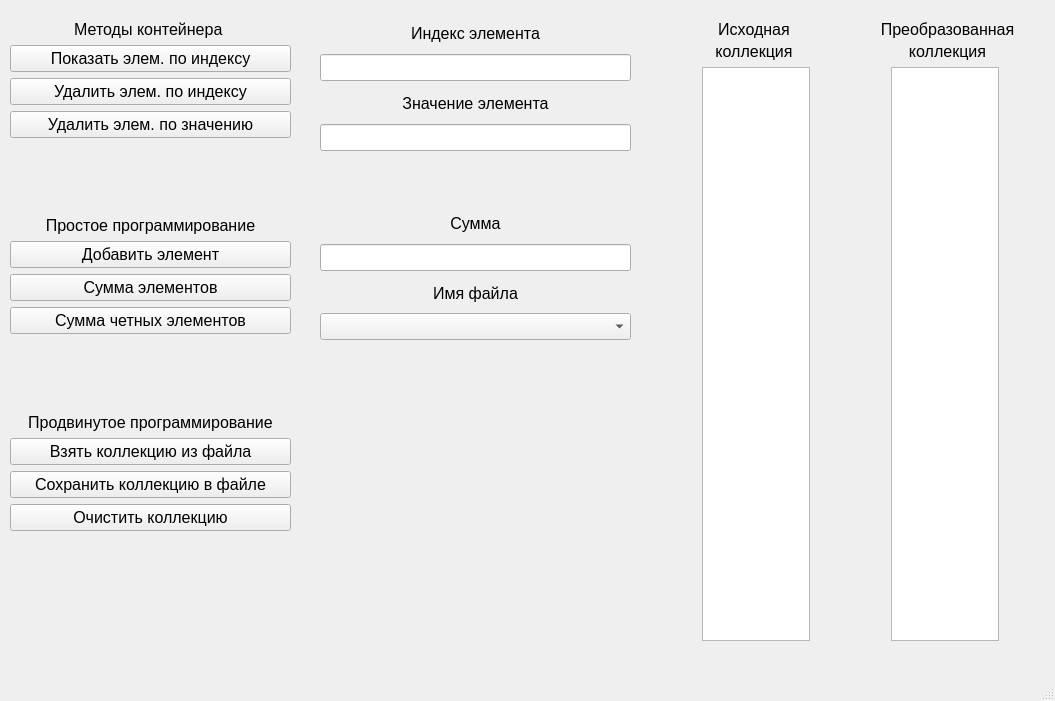
Before: the Qt Designer form laba_5/mainwindow.ui in Paracelzis/QtProjects, drawn with Qt 5.
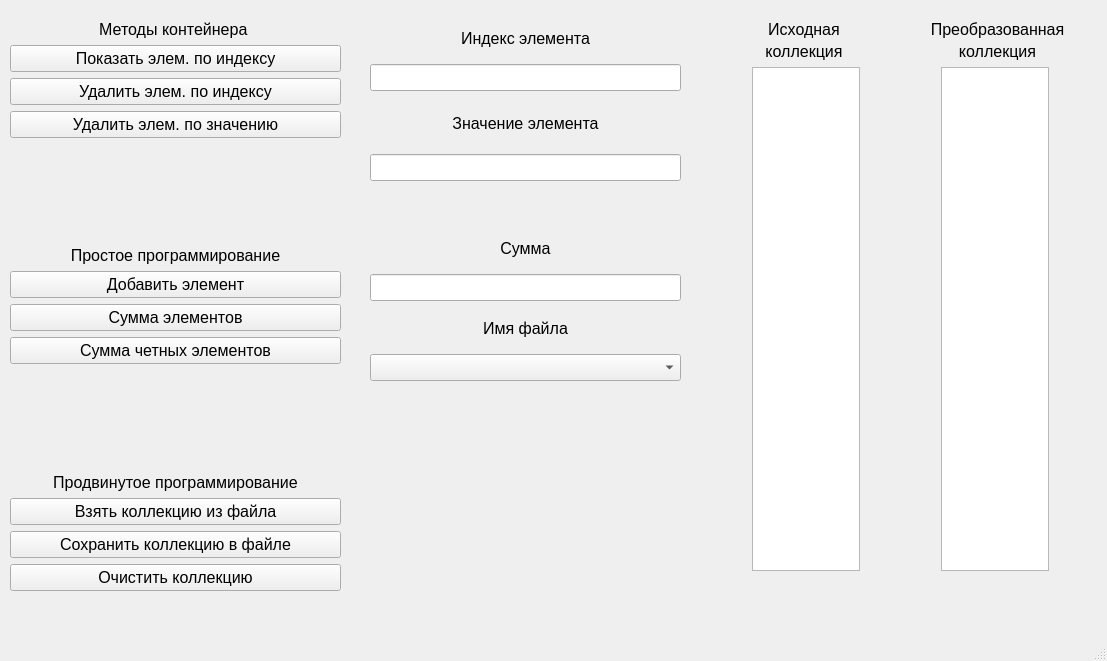
After: the same form once the commit is applied.

Commit message:
5 лаба
Доделал поиск по индексу и удаление элемента по индексу с динамическим
отображением в listWidget-e.

```diff
--- a/laba_5/mainwindow.ui
+++ b/laba_5/mainwindow.ui
@@ -6,14 +6,14 @@
    <rect>
     <x>0</x>
     <y>0</y>
-    <width>1055</width>
-    <height>701</height>
+    <width>1107</width>
+    <height>661</height>
    </rect>
   </property>
   <property name="minimumSize">
    <size>
-    <width>1055</width>
-    <height>701</height>
+    <width>1107</width>
+    <height>661</height>
    </size>
   </property>
   <property name="font">
@@ -24,14 +24,17 @@
   <property name="windowTitle">
    <string>Макаров А.К. 4133К</string>
   </property>
+  <property name="autoFillBackground">
+   <bool>false</bool>
+  </property>
   <widget class="QWidget" name="centralwidget">
    <widget class="QWidget" name="layoutWidget">
     <property name="geometry">
      <rect>
-      <x>320</x>
-      <y>280</y>
+      <x>370</x>
+      <y>310</y>
       <width>311</width>
-      <height>60</height>
+      <height>71</height>
      </rect>
     </property>
     <layout class="QVBoxLayout" name="verticalLayout_4">
@@ -50,10 +53,10 @@
    <widget class="QWidget" name="layoutWidget">
     <property name="geometry">
      <rect>
-      <x>660</x>
+      <x>710</x>
       <y>20</y>
       <width>381</width>
-      <height>621</height>
+      <height>551</height>
      </rect>
     </property>
     <layout class="QVBoxLayout" name="verticalLayout_10">
@@ -154,10 +157,10 @@
    <widget class="QWidget" name="layoutWidget">
     <property name="geometry">
      <rect>
-      <x>320</x>
+      <x>370</x>
       <y>20</y>
       <width>311</width>
-      <height>61</height>
+      <height>71</height>
      </rect>
     </property>
     <layout class="QVBoxLayout" name="verticalLayout_5">
@@ -176,10 +179,10 @@
    <widget class="QWidget" name="layoutWidget">
     <property name="geometry">
      <rect>
-      <x>320</x>
-      <y>90</y>
+      <x>370</x>
+      <y>100</y>
       <width>311</width>
-      <height>61</height>
+      <height>81</height>
      </rect>
     </property>
     <layout class="QVBoxLayout" name="verticalLayout_6">
@@ -203,10 +206,10 @@
    <widget class="QWidget" name="layoutWidget">
     <property name="geometry">
      <rect>
-      <x>320</x>
-      <y>210</y>
+      <x>370</x>
+      <y>230</y>
       <width>311</width>
-      <height>61</height>
+      <height>71</height>
      </rect>
     </property>
     <layout class="QVBoxLayout" name="verticalLayout_7">
@@ -227,8 +230,8 @@
      <rect>
       <x>10</x>
       <y>20</y>
-      <width>281</width>
-      <height>511</height>
+      <width>331</width>
+      <height>571</height>
      </rect>
     </property>
     <layout class="QVBoxLayout" name="verticalLayout">
```
Left out of the diff: 12 changed lines with no effect on the pictures. The commit also changes 2 other files.
